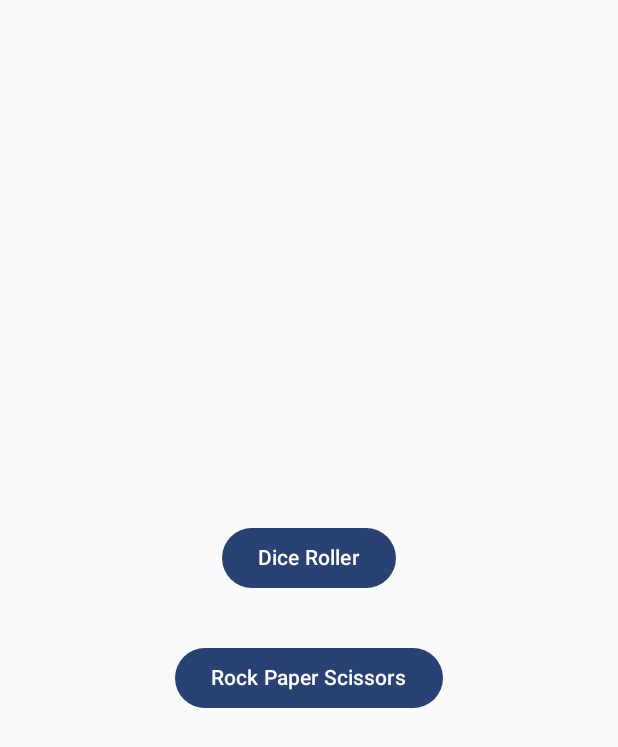
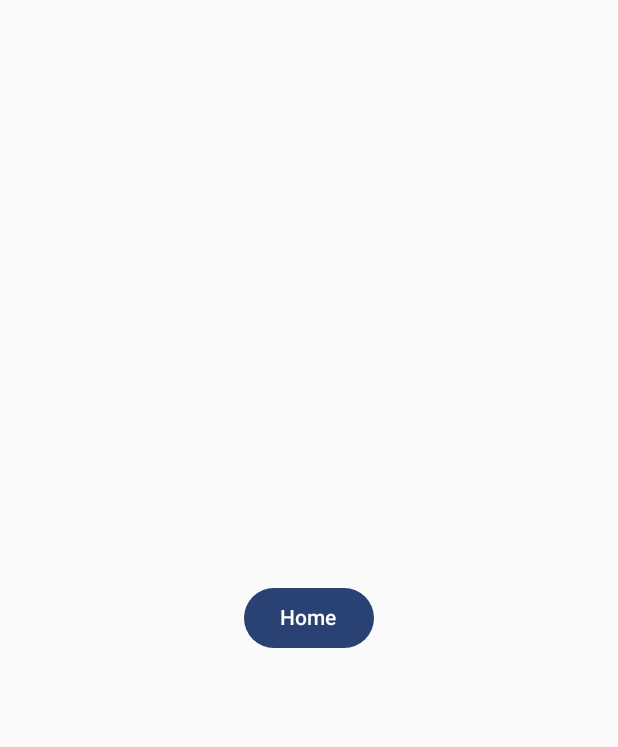
Before and after one commit to andrekhandoha10/TrabAvancada, an Android app built with Jetpack Compose: the screen it shows after launch (MainActivity), after a tap on "Dice Roller", on a phone screen of 412 x 824 dp. Shown: the top 747 px of the screen. Run offline under Robolectric (Android 15) with nearby library versions, the phone set to English and light mode, and no system bars.

Commit message:
Rotas das Activities conectadas aos botões

```diff
--- a/app/src/main/java/com/andrek/trabavancada/DiceRoller.kt
+++ b/app/src/main/java/com/andrek/trabavancada/DiceRoller.kt
@@ -1 +1,32 @@
 package com.andrek.trabavancada
+
+import androidx.compose.foundation.layout.Column
+import androidx.compose.foundation.layout.fillMaxSize
+import androidx.compose.foundation.layout.wrapContentSize
+import androidx.compose.material3.Button
+import androidx.compose.material3.Text
+import androidx.compose.runtime.Composable
+import androidx.compose.ui.Alignment
+import androidx.compose.ui.Modifier
+import androidx.compose.ui.tooling.preview.Preview
+import androidx.navigation.NavController
+
+@Preview
+@Composable
+fun DiceRollerScreen(navController: NavController){
+    DiceRollerScreenApp(navController)
+}
+
+@Composable
+fun DiceRollerScreenApp(navController: NavController,modifier: Modifier = Modifier.fillMaxSize().wrapContentSize(Alignment.Center)){
+    Column(
+        modifier = modifier,
+        horizontalAlignment = Alignment.CenterHorizontally
+    ){
+        Button(onClick = {
+            navController.navigate("main")
+        }) {
+            Text("Home")
+        }
+    }
+}
--- a/app/src/main/java/com/andrek/trabavancada/MainActivity.kt
+++ b/app/src/main/java/com/andrek/trabavancada/MainActivity.kt
@@ -27,7 +27,15 @@ class MainActivity : ComponentActivity() {
 
                 NavHost(navController = navController, startDestination = "main"){
                     composable(route="main"){
-                        MenuScreen()
+                        MenuScreen(navController = navController)
+                    }
+
+                    composable(route="DiceRoller"){
+                        DiceRollerScreen(navController = navController)
+                    }
+
+                    composable(route="RockPaperScissors"){
+                        RockPaperScissorsScreen(navController = navController)
                     }
 
                 }
--- a/app/src/main/java/com/andrek/trabavancada/Menu.kt
+++ b/app/src/main/java/com/andrek/trabavancada/Menu.kt
@@ -8,32 +8,49 @@ import androidx.compose.runtime.Composable
 import androidx.compose.ui.Modifier
 import androidx.compose.ui.tooling.preview.Preview
 import androidx.compose.foundation.layout.fillMaxSize
+import androidx.compose.foundation.layout.fillMaxWidth
 import androidx.compose.foundation.layout.height
 import androidx.compose.foundation.layout.padding
+import androidx.compose.foundation.layout.width
 import androidx.compose.foundation.layout.wrapContentSize
 import androidx.compose.material3.Button
 import androidx.compose.ui.Alignment
 import androidx.compose.ui.res.stringResource
+import androidx.compose.ui.text.style.TextAlign
 import androidx.compose.ui.unit.dp
+import androidx.compose.ui.unit.sp
+import androidx.navigation.NavController
 
-@Preview
 @Composable
-fun MenuScreen(){
-    MenuScreenApp()
+fun MenuScreen(navController: NavController){
+    MenuScreenApp(navController)
 }
 
 @Composable
-fun MenuScreenApp(modifier: Modifier = Modifier.fillMaxSize().wrapContentSize(Alignment.Center)) {
+fun MenuScreenApp(navController: NavController,modifier: Modifier = Modifier.fillMaxSize().wrapContentSize(Alignment.Center)) {
     Column(
         modifier = modifier,
         horizontalAlignment = Alignment.CenterHorizontally
     ){
-        Button(onClick = {}) {
-            Text("Dice Roller")
+        Button(onClick = {
+            navController.navigate("DiceRoller")
+        }
+        ) {
+            Text("Dice \nRoller",fontSize = 18.sp,
+                textAlign = TextAlign.Center,
+                modifier = Modifier.padding(horizontal = 100.dp, vertical = 12.dp))
         }
         Spacer(modifier = Modifier.height(32.dp))
-        Button(onClick = {}) {
-            Text("Rock Paper Scissors")
+        Button(onClick = {
+            navController.navigate("RockPaperScissors")
+        }
+        ) {
+            Text(
+                text = "Rock \nPaper\nScissors",
+                fontSize = 18.sp,
+                textAlign = TextAlign.Center,
+                modifier = Modifier.padding(horizontal = 100.dp, vertical = 12.dp)
+            )
         }
     }
 }
--- a/app/src/main/java/com/andrek/trabavancada/RockPaperScissors.kt
+++ b/app/src/main/java/com/andrek/trabavancada/RockPaperScissors.kt
@@ -1 +1,30 @@
 package com.andrek.trabavancada
+
+import androidx.compose.foundation.layout.Column
+import androidx.compose.foundation.layout.fillMaxSize
+import androidx.compose.foundation.layout.wrapContentSize
+import androidx.compose.material3.Button
+import androidx.compose.material3.Text
+import androidx.compose.runtime.Composable
+import androidx.compose.ui.Alignment
+import androidx.compose.ui.Modifier
+import androidx.navigation.NavController
+
+@Composable
+fun RockPaperScissorsScreen(navController: NavController){
+    RockPaperScissorsScreenApp(navController)
+}
+
+@Composable
+fun RockPaperScissorsScreenApp(navController: NavController,modifier: Modifier = Modifier.fillMaxSize().wrapContentSize(Alignment.Center)){
+    Column(
+        modifier = modifier,
+        horizontalAlignment = Alignment.CenterHorizontally
+    ){
+        Button(onClick = {
+            navController.navigate("main")
+        }) {
+            Text("Home")
+        }
+    }
+}
```
